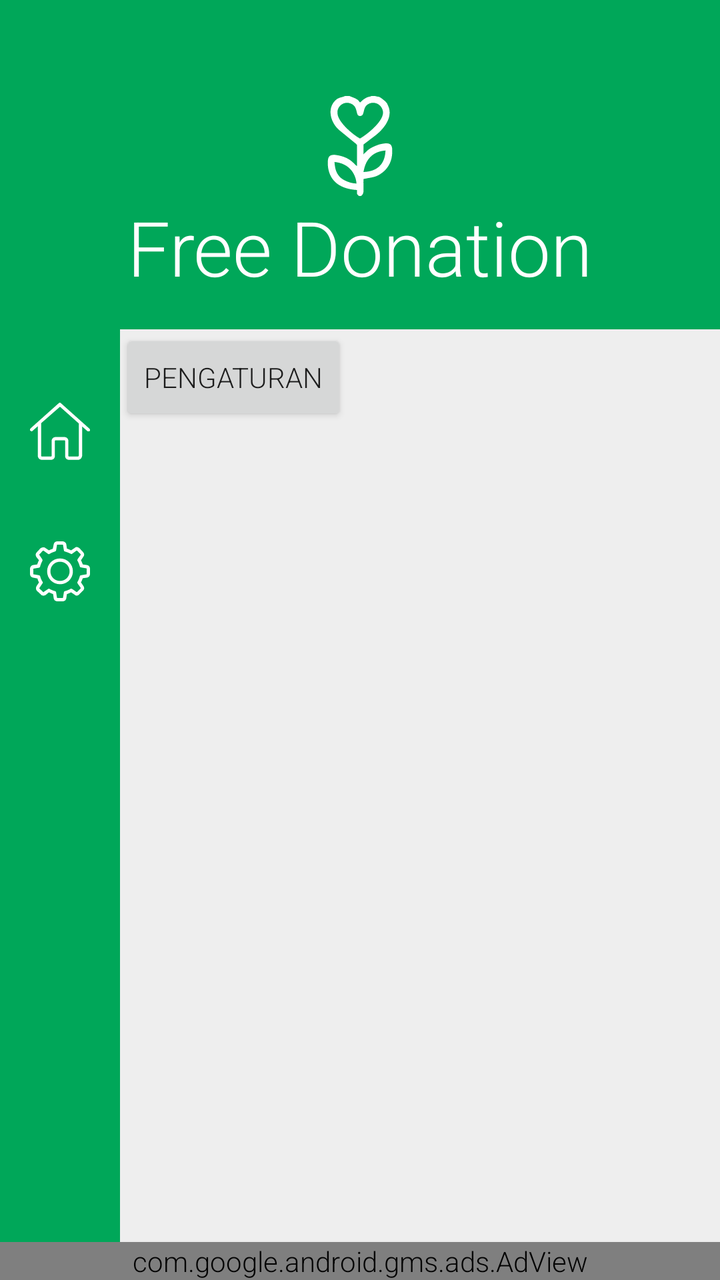
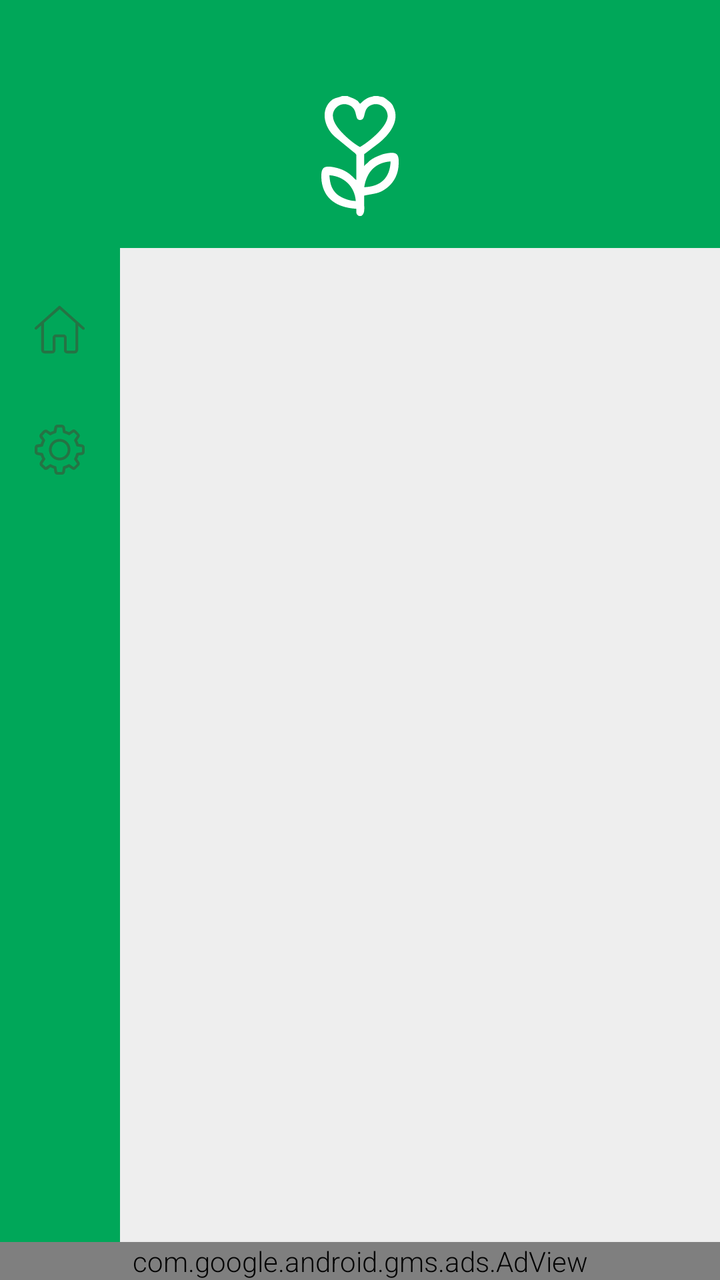

Screens rendered from an Android XML layout before and after an edit, with the pre-edit source and the edit as a unified diff.
<!-- AndroidManifest.xml: application theme AppTheme.Default -->
<!-- res/layout/home.xml -->
<FrameLayout xmlns:android="http://schemas.android.com/apk/res/android"
    xmlns:tools="http://schemas.android.com/tools"
    xmlns:ads="http://schemas.android.com/apk/res-auto"
    android:layout_width="match_parent"
    android:layout_height="match_parent"
    android:fitsSystemWindows="true"
    tools:context=".home.HomeActivity">

    <View
        android:layout_width="60dp"
        android:layout_height="match_parent"
        android:background="@color/colorPrimaryDark" />

    <RelativeLayout
        android:layout_width="match_parent"
        android:layout_height="match_parent">

        <com.google.android.gms.ads.AdView
            android:id="@+id/home_adview_bottom"
            android:layout_width="match_parent"
            android:layout_height="wrap_content"
            android:layout_alignParentBottom="true"
            android:layout_centerHorizontal="true"
            ads:adSize="SMART_BANNER"
            ads:adUnitId="@string/ad_unit_banner"/>

        <android.support.v4.widget.NestedScrollView
            android:layout_width="match_parent"
            android:layout_height="match_parent"
            android:layout_alignParentTop="true"
            android:layout_above="@id/home_adview_bottom">

            <LinearLayout
                android:layout_width="match_parent"
                android:layout_height="wrap_content"
                android:orientation="vertical">

                <LinearLayout
                    android:layout_width="match_parent"
                    android:layout_height="wrap_content"
                    android:paddingTop="@dimen/space_triple"
                    android:paddingBottom="@dimen/space_default"
                    android:background="@color/colorPrimary"
                    android:gravity="center_horizontal"
                    android:orientation="vertical">

                    <ImageView
                        android:layout_width="wrap_content"
                        android:layout_height="50dp"
                        android:src="@drawable/icon_vector"
                        android:contentDescription="@null"/>

                    <android.support.v7.widget.AppCompatTextView
                        android:layout_width="match_parent"
                        android:layout_height="wrap_content"
                        android:gravity="center_horizontal"
                        android:textSize="38sp"
                        android:textColor="@color/colorThemeWhite"
                        android:text="@string/title"
                        fontPath="fonts/default.ttf"/>

                </LinearLayout>

                <LinearLayout
                    android:layout_width="match_parent"
                    android:layout_height="wrap_content"
                    android:orientation="horizontal">

                    <LinearLayout
                        android:layout_width="60dp"
                        android:layout_height="wrap_content"
                        android:paddingTop="@dimen/space_default"
                        android:orientation="vertical">

                        <RelativeLayout
                            android:layout_width="match_parent"
                            android:layout_height="70dp"
                            android:background="?attr/selectableItemBackground"
                            android:onClick="actionHome">

                            <View
                                android:layout_width="match_parent"
                                android:layout_height="match_parent"
                                android:background="@color/colorSecondary"
                                android:visibility="gone"/>

                            <ImageView
                                android:layout_width="30dp"
                                android:layout_height="30dp"
                                android:layout_centerVertical="true"
                                android:layout_centerHorizontal="true"
                                android:src="@drawable/home"
                                android:contentDescription="@null"/>

                        </RelativeLayout>

                        <RelativeLayout
                            android:layout_width="match_parent"
                            android:layout_height="70dp"
                            android:background="?attr/selectableItemBackground"
                            android:onClick="actionSetting">

                            <View
                                android:layout_width="match_parent"
                                android:layout_height="match_parent"
                                android:background="@color/colorSecondary"
                                android:visibility="gone"/>

                            <ImageView
                                android:layout_width="30dp"
                                android:layout_height="30dp"
                                android:layout_centerVertical="true"
                                android:layout_centerHorizontal="true"
                                android:src="@drawable/setting"
                                android:adjustViewBounds="true"
                                android:contentDescription="@null"/>

                        </RelativeLayout>

                    </LinearLayout>

                    <Button
                        android:layout_width="wrap_content"
                        android:layout_height="wrap_content"
                        android:layout_marginBottom="500dp"
                        android:text="PENGATURAN"
                        android:onClick="actionSetting"/>

                </LinearLayout>

            </LinearLayout>

        </android.support.v4.widget.NestedScrollView>

    </RelativeLayout>

</FrameLayout>
<!-- resources referenced by this layout -->
<resources>
  <color name="colorPrimary">#00a759</color>
  <color name="colorPrimaryDark">#00a759</color>
  <color name="colorSecondary">#c1d464</color>
  <color name="colorThemeWhite">#ffffff</color>
  <dimen name="space_default">16dp</dimen>
  <dimen name="space_triple">48dp</dimen>
  <!-- drawable home (drawable) -->
  <?xml version="1.0" encoding="utf-8"?>
  <vector xmlns:android="http://schemas.android.com/apk/res/android"
      android:width="200dp"
      android:height="200dp"
      android:viewportWidth="200"
      android:viewportHeight="200">
  
      <path
          android:fillColor="#ffffff"
          android:pathData="M198 91l-94 -84c0,-1 0,-1 -1,-1 -2,-2 -5,-2 -7,0l-94 84c-2,2 -3,6 -1,8 2,1 3,2
  5,2 1,0 2,-1 3,-2l17 -15 0 3 0 44 0 51c0,8 6,14 14,14 0,0 0,0 1,0 0,0 0,0 0,0l29
  0c7,0 13,-5 13,-13l0 -50c0,-1 1,-2 2,-2l30 0c1,0 2,1 2,2l0 50c0,8 6,13 13,13l30
  0c8,0 14,-7 14,-17l0 -46 0 -14 0 -34 17 15c1,1 2,1 3,1 2,0 4,0 5,-1 2,-3 1,-6
  -1,-8zm-35 27l0 14 0 46c0,4 -2,6 -3,6l-30 0c-1,0 -2,-1 -2,-2l0 -50c0,-7 -6,-13
  -13,-13l-30 0c-7,0 -13,6 -13,13l0 50c0,1 -1,2 -2,2l-29 0c0,0 0,0 -1,0 0,0 0,0
  0,0 -1,0 -3,-1 -3,-3l0 -51 0 -44 0 -13 63 -55 63 56 0 44 0 0z" />
  </vector>
  <!-- drawable setting (drawable) -->
  <?xml version="1.0" encoding="utf-8"?>
  <vector xmlns:android="http://schemas.android.com/apk/res/android"
      android:width="200dp"
      android:height="200dp"
      android:viewportWidth="200"
      android:viewportHeight="200">
  
      <path
          android:fillColor="#ffffff"
          android:pathData="M190 79l-14 -2c-2,-5 -4,-10 -6,-14l8 -12c4,-4 3,-11 -1,-15l-12 -13c-3,-2 -6,-4
  -9,-4 -3,0 -5,1 -7,3l-12 8c-4,-2 -9,-4 -14,-6l-2 -14c-1,-6 -7,-10 -13,-10l-17
  0c-6,0 -11,4 -12,10l-3 15c-4,1 -9,3 -13,5l-12 -8c-2,-2 -4,-2 -7,-2 -3,0 -6,1
  -9,3l-12 13c-5,4 -5,11 -2,16l9 11c-3,5 -4,9 -6,14l-14 2c-6,1 -10,7 -10,13l0
  17c0,6 4,11 10,12l15 3c1,5 3,9 5,13l-8 12c-3,5 -3,12 1,16l13 12c2,3 5,4 9,4 2,0
  5,-1 7,-2l11 -9c5,2 9,4 14,6l2 14c1,6 6,10 12,10l18 0c6,0 11,-4 12,-10l2
  -14c5,-2 10,-4 14,-6l12 8c2,2 4,3 7,3l0 0c3,0 6,-2 8,-4l13 -13c4,-4 5,-10
  1,-15l-8 -12c2,-4 4,-9 6,-14l14 -2c6,-1 10,-6 10,-12l0 -18c0,-6 -4,-11
  -10,-12zm-1 30c0,0 -1,1 -1,1l-18 3c-2,0 -4,2 -4,4 -2,6 -4,12 -7,17 -2,2 -1,5
  0,7l10 14c0,1 0,1 0,2l-12 12c-1,0 -1,0 -1,0 0,0 -1,0 -1,0l-14 -10c-2,-1 -5,-2
  -7,0 -5,3 -11,5 -17,7 -2,0 -4,2 -4,4l-3 18c0,0 -1,1 -1,1l-18 0c0,0 -1,-1
  -1,-1l-3 -18c0,-2 -2,-4 -4,-4 -6,-2 -12,-4 -17,-7 -1,-1 -2,-1 -3,-1 -1,0 -2,0
  -3,1l-15 10c0,1 0,1 0,1 -1,0 -1,0 -1,-1l-13 -12c0,0 0,-1 0,-1l10 -15c2,-2 2,-4
  1,-6 -4,-6 -6,-11 -8,-18 0,-2 -2,-3 -4,-4l-18 -3c0,0 -1,0 -1,-1l0 -17c0,-1 1,-1
  1,-1l18 -3c2,-1 4,-2 4,-5 2,-6 4,-12 7,-17 1,-2 1,-4 0,-6l-10 -15c-1,0 -1,-1
  0,-1l12 -13c0,0 1,0 1,0 0,0 0,0 1,0l14 10c2,2 4,2 6,1 6,-4 12,-6 18,-8 2,0 3,-2
  4,-4l3 -18c0,0 0,-1 1,-1l18 0c0,0 1,1 1,1l3 18c0,2 2,4 4,4 6,2 12,4 18,7 2,2 4,2
  6,0l14 -10c0,0 1,0 1,0 0,0 0,0 1,0l12 12c0,1 0,1 0,2l-10 14c-1,2 -2,5 0,7 3,5
  5,11 7,17 0,2 2,4 4,4l18 3c0,0 1,1 1,1l0 18 0 0z" />
      <path
          android:fillColor="#ffffff"
          android:pathData="M100 57c-24,0 -43,19 -43,43 0,24 19,43 43,43 24,0 43,-19 43,-43 0,-24 -19,-43
  -43,-43zm0 75c-18,0 -32,-14 -32,-32 0,-18 14,-32 32,-32 18,0 32,14 32,32 0,18
  -14,32 -32,32z" />
  </vector>
  <string name="ad_unit_banner">ca-app-pub-6114123013436201/5921919576</string>
  <string name="title">Free Donation</string>
  <style name="AppTheme.Default" parent="AppTheme" />
  <color name="colorAccent">#257344</color>
  <color name="colorBase">#eeeeee</color>
  <!-- unchanged entries left out for length: 2 -->
</resources>

<!-- the commit's change to res/layout/home.xml (unified diff, before → after) -->
@@ -46,18 +46,15 @@
 
                     <ImageView
                         android:layout_width="wrap_content"
-                        android:layout_height="50dp"
+                        android:layout_height="60dp"
                         android:src="@drawable/icon_vector"
                         android:contentDescription="@null"/>
 
-                    <android.support.v7.widget.AppCompatTextView
+                    <TextSwitcher
+                        android:id="@+id/home_text_app_name"
                         android:layout_width="match_parent"
                         android:layout_height="wrap_content"
-                        android:gravity="center_horizontal"
-                        android:textSize="38sp"
-                        android:textColor="@color/colorThemeWhite"
-                        android:text="@string/title"
-                        fontPath="fonts/default.ttf"/>
+                        android:gravity="center_horizontal"/>
 
                 </LinearLayout>
 
@@ -69,62 +66,77 @@
                     <LinearLayout
                         android:layout_width="60dp"
                         android:layout_height="wrap_content"
-                        android:paddingTop="@dimen/space_default"
                         android:orientation="vertical">
 
                         <RelativeLayout
+                            android:id="@+id/home_layout_feed"
                             android:layout_width="match_parent"
-                            android:layout_height="70dp"
-                            android:background="?attr/selectableItemBackground"
-                            android:onClick="actionHome">
+                            android:layout_height="60dp"
+                            android:layout_marginTop="@dimen/space_small"
+                            android:background="?attr/selectableItemBackground">
 
                             <View
-                                android:layout_width="match_parent"
+                                android:id="@+id/home_layout_feed_indicator"
+                                android:layout_width="3dp"
                                 android:layout_height="match_parent"
-                                android:background="@color/colorSecondary"
+                                android:layout_centerVertical="true"
+                                android:layout_alignParentEnd="true"
+                                android:paddingTop="@dimen/space_tiny"
+                                android:paddingBottom="@dimen/space_tiny"
+                                android:background="@color/colorThemeWhite"
                                 android:visibility="gone"/>
 
-                            <ImageView
-                                android:layout_width="30dp"
-                                android:layout_height="30dp"
+                            <android.support.v7.widget.AppCompatImageView
+                                android:id="@+id/home_image_feed"
+                                android:layout_width="25dp"
+                                android:layout_height="25dp"
                                 android:layout_centerVertical="true"
                                 android:layout_centerHorizontal="true"
-                                android:src="@drawable/home"
-                                android:contentDescription="@null"/>
+                                android:src="@drawable/feed"/>
 
                         </RelativeLayout>
 
                         <RelativeLayout
+                            android:id="@+id/home_layout_setting"
                             android:layout_width="match_parent"
-                            android:layout_height="70dp"
-                            android:background="?attr/selectableItemBackground"
-                            android:onClick="actionSetting">
+                            android:layout_height="60dp"
+                            android:background="?attr/selectableItemBackground">
 
                             <View
-                                android:layout_width="match_parent"
+                                android:id="@+id/home_layout_setting_indicator"
+                                android:layout_width="3dp"
                                 android:layout_height="match_parent"
-                                android:background="@color/colorSecondary"
+                                android:layout_centerVertical="true"
+                                android:layout_alignParentEnd="true"
+                                android:paddingTop="@dimen/space_tiny"
+                                android:paddingBottom="@dimen/space_tiny"
+                                android:background="@color/colorThemeWhite"
                                 android:visibility="gone"/>
 
-                            <ImageView
-                                android:layout_width="30dp"
-                                android:layout_height="30dp"
+                            <android.support.v7.widget.AppCompatImageView
+                                android:id="@+id/home_image_setting"
+                                android:layout_width="25dp"
+                                android:layout_height="25dp"
                                 android:layout_centerVertical="true"
                                 android:layout_centerHorizontal="true"
                                 android:src="@drawable/setting"
-                                android:adjustViewBounds="true"
-                                android:contentDescription="@null"/>
+                                android:adjustViewBounds="true"/>
 
                         </RelativeLayout>
 
                     </LinearLayout>
 
-                    <Button
+                    <LinearLayout
                         android:layout_width="wrap_content"
                         android:layout_height="wrap_content"
-                        android:layout_marginBottom="500dp"
-                        android:text="PENGATURAN"
-                        android:onClick="actionSetting"/>
+                        android:animateLayoutChanges="true"
+                        android:orientation="vertical">
+
+                        <include layout="@layout/feed" />
+
+                        <include layout="@layout/setting" />
+
+                    </LinearLayout>
 
                 </LinearLayout>
 
@@ -135,3 +147,45 @@
     </RelativeLayout>
 
 </FrameLayout>
+<!-- res/layout/feed.xml (included above) -->
+<?xml version="1.0" encoding="utf-8"?>
+<LinearLayout xmlns:android="http://schemas.android.com/apk/res/android"
+    android:id="@+id/feed_layout_parent"
+    android:layout_width="match_parent"
+    android:layout_height="match_parent"
+    android:orientation="vertical"
+    android:background="@color/colorDivider"
+    android:visibility="gone">
+
+    <TextView
+        android:layout_width="match_parent"
+        android:layout_height="wrap_content"
+        android:paddingBottom="500dp"
+        android:text="FEED"/>
+
+</LinearLayout>
+<!-- res/layout/setting.xml (included above) -->
+<?xml version="1.0" encoding="utf-8"?>
+<LinearLayout xmlns:android="http://schemas.android.com/apk/res/android"
+    android:id="@+id/setting_layout_parent"
+    android:layout_width="match_parent"
+    android:layout_height="match_parent"
+    android:orientation="vertical"
+    android:background="@color/colorSecondary"
+    android:visibility="gone">
+
+    <RelativeLayout
+        android:layout_width="match_parent"
+        android:layout_height="wrap_content">
+
+        <android.support.v7.widget.SwitchCompat
+            android:id="@+id/setting_switch_ad_interstitial"
+            android:layout_width="wrap_content"
+            android:layout_height="wrap_content"
+            android:layout_centerVertical="true"
+            android:layout_alignParentEnd="true"
+            android:paddingBottom="500dp"/>
+
+    </RelativeLayout>
+
+</LinearLayout>
<!-- resource entries referenced after the edit -->
@@ -1,12 +1,15 @@
 <!-- resources referenced by this layout -->
 <resources>
+  <color name="colorDivider">#484848</color>
   <color name="colorPrimary">#00a759</color>
   <color name="colorPrimaryDark">#00a759</color>
   <color name="colorSecondary">#c1d464</color>
   <color name="colorThemeWhite">#ffffff</color>
   <dimen name="space_default">16dp</dimen>
+  <dimen name="space_small">11dp</dimen>
+  <dimen name="space_tiny">4dp</dimen>
   <dimen name="space_triple">48dp</dimen>
-  <!-- drawable home (drawable) -->
+  <!-- drawable feed (drawable) -->
   <?xml version="1.0" encoding="utf-8"?>
   <vector xmlns:android="http://schemas.android.com/apk/res/android"
       android:width="200dp"
@@ -15,7 +18,7 @@
       android:viewportHeight="200">
   
       <path
-          android:fillColor="#ffffff"
+          android:fillColor="#257344"
           android:pathData="M198 91l-94 -84c0,-1 0,-1 -1,-1 -2,-2 -5,-2 -7,0l-94 84c-2,2 -3,6 -1,8 2,1 3,2
   5,2 1,0 2,-1 3,-2l17 -15 0 3 0 44 0 51c0,8 6,14 14,14 0,0 0,0 1,0 0,0 0,0 0,0l29
   0c7,0 13,-5 13,-13l0 -50c0,-1 1,-2 2,-2l30 0c1,0 2,1 2,2l0 50c0,8 6,13 13,13l30
@@ -33,7 +36,7 @@
       android:viewportHeight="200">
   
       <path
-          android:fillColor="#ffffff"
+          android:fillColor="#257344"
           android:pathData="M190 79l-14 -2c-2,-5 -4,-10 -6,-14l8 -12c4,-4 3,-11 -1,-15l-12 -13c-3,-2 -6,-4
   -9,-4 -3,0 -5,1 -7,3l-12 8c-4,-2 -9,-4 -14,-6l-2 -14c-1,-6 -7,-10 -13,-10l-17
   0c-6,0 -11,4 -12,10l-3 15c-4,1 -9,3 -13,5l-12 -8c-2,-2 -4,-2 -7,-2 -3,0 -6,1
@@ -54,13 +57,12 @@
   6,0l14 -10c0,0 1,0 1,0 0,0 0,0 1,0l12 12c0,1 0,1 0,2l-10 14c-1,2 -2,5 0,7 3,5
   5,11 7,17 0,2 2,4 4,4l18 3c0,0 1,1 1,1l0 18 0 0z" />
       <path
-          android:fillColor="#ffffff"
+          android:fillColor="#257344"
           android:pathData="M100 57c-24,0 -43,19 -43,43 0,24 19,43 43,43 24,0 43,-19 43,-43 0,-24 -19,-43
   -43,-43zm0 75c-18,0 -32,-14 -32,-32 0,-18 14,-32 32,-32 18,0 32,14 32,32 0,18
   -14,32 -32,32z" />
   </vector>
   <string name="ad_unit_banner">ca-app-pub-6114123013436201/5921919576</string>
-  <string name="title">Free Donation</string>
   <style name="AppTheme.Default" parent="AppTheme" />
   <color name="colorAccent">#257344</color>
   <color name="colorBase">#eeeeee</color>
